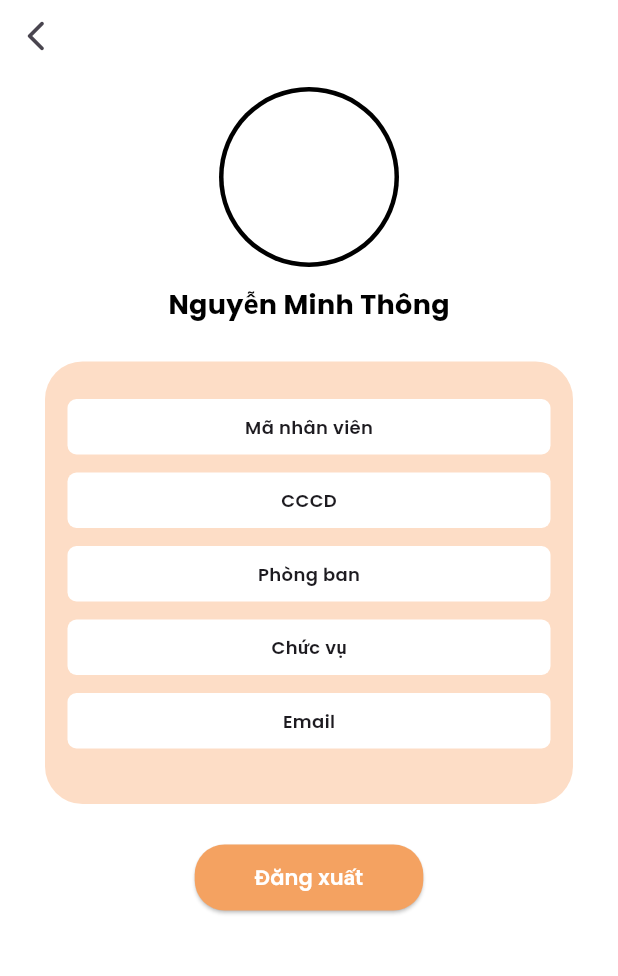
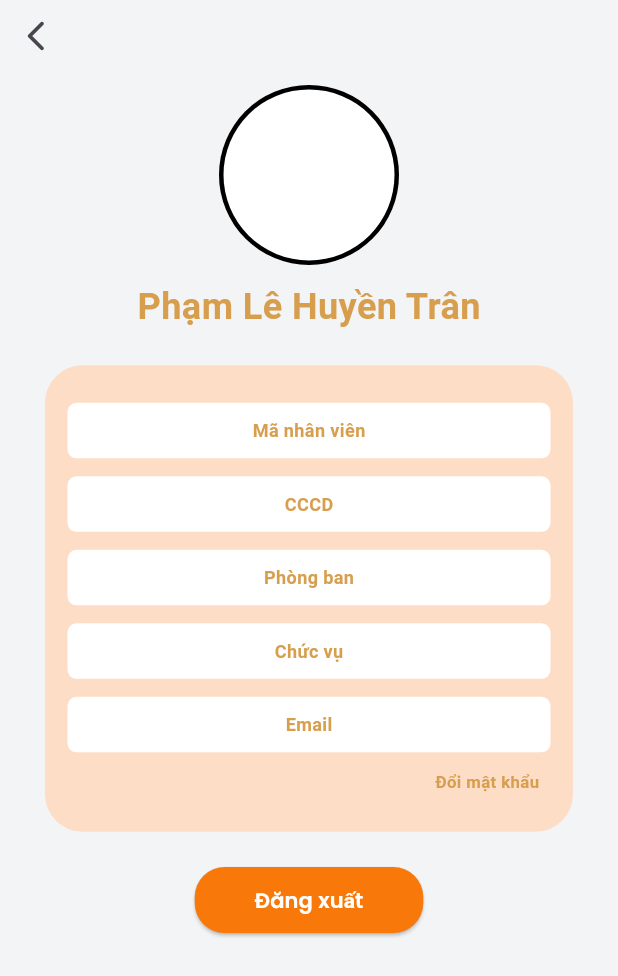
Before and after one commit to minhthongnt2610/TT_Nhom3, a Flutter app: the screen it shows after launch, on a phone screen of 412 x 824 dp. Shown: the top 976 px of the screen. Run offline on Flutter 3.47's test engine with Material 3 defaults, Android fonts, the phone set to English and light mode, and no system bars; our stand-ins replace google_fonts; Roboto replaces fonts that are missing (balooPaaji).

Commit message:
hoàn thành màn hình thông tin users

```diff
--- a/TimeTrack/lib/screens/common_screens/widgets/build_info_field.dart
+++ b/TimeTrack/lib/screens/common_screens/widgets/build_info_field.dart
@@ -1,5 +1,7 @@
 import 'package:flutter/material.dart';
 import 'package:google_fonts/google_fonts.dart';
+
+import '../../../contains/app_colors.dart';
 
 class BuildInfoField extends StatelessWidget {
   const BuildInfoField({super.key, required this.title});
@@ -7,6 +9,8 @@ class BuildInfoField extends StatelessWidget {
 
   @override
   Widget build(BuildContext context) {
+    int height = MediaQuery.of(context).size.height.toInt();
+
     return Padding(
       padding: const EdgeInsets.only(bottom: 12),
       child: Stack(
@@ -22,10 +26,12 @@ class BuildInfoField extends StatelessWidget {
             child: Center(
               child: Text(
                 title,
-                style: GoogleFonts.poppins(
-                  fontWeight: FontWeight.w600,
-                  fontSize: 12,
-                ),
+                style: TextStyle(
+                  fontWeight: FontWeight.w700,
+                  fontSize: 14 * height / 956,
+                  color: AppColors.hexD79E4E,
+                  fontFamily: 'balooPaaji',
+                )
               ),
             ),
           ),
--- a/TimeTrack/lib/screens/employee_screens/info_employee.dart
+++ b/TimeTrack/lib/screens/employee_screens/info_employee.dart
@@ -1,5 +1,6 @@
 import 'package:flutter/material.dart';
 import 'package:google_fonts/google_fonts.dart';
+import 'package:timetrack/contains/app_colors.dart';
 
 import '../common_screens/widgets/build_info_field.dart';
 
@@ -8,9 +9,11 @@ class InfoEmployee extends StatelessWidget {
 
   @override
   Widget build(BuildContext context) {
+    String name = 'Phạm Lê Huyền Trân';
     int height = MediaQuery.of(context).size.height.toInt();
+    int width = MediaQuery.of(context).size.width.toInt();
     return Scaffold(
-      backgroundColor: Colors.white,
+      backgroundColor: AppColors.backgroundColor,
       body: SafeArea(
         child: SingleChildScrollView(
           child: Column(
@@ -25,61 +28,83 @@ class InfoEmployee extends StatelessWidget {
                 ),
               ),
 
-              const SizedBox(height: 10),
+              SizedBox(height: 10 * height / 956),
               const CircleAvatar(
                 radius: 60,
                 backgroundColor: Colors.black,
-                child: CircleAvatar(
-                  radius: 57,
-                  backgroundColor: Colors.white,
-                ),
+                child: CircleAvatar(radius: 57, backgroundColor: Colors.white),
               ),
 
-              const SizedBox(height: 12),
+              SizedBox(height: 12 * height / 956),
 
               Text(
-                'Nguyễn Minh Thông',
-                style: GoogleFonts.poppins(
-                  fontSize: 18,
+                name,
+                style: TextStyle(
                   fontWeight: FontWeight.w700,
-                  color: Colors.black,
-                ),
+                  fontSize: 28 * height / 956,
+                  color: AppColors.hexD79E4E,
+                  fontFamily: 'balooPaaji',
+                )
               ),
 
-              const SizedBox(height: 25),
+              SizedBox(height: 25 * height / 956),
 
               Container(
                 margin: const EdgeInsets.symmetric(horizontal: 30),
-                padding: const EdgeInsets.symmetric(vertical: 25, horizontal: 15),
+                padding: const EdgeInsets.symmetric(
+                  vertical: 25,
+                  horizontal: 15,
+                ),
                 decoration: BoxDecoration(
                   color: const Color(0xFFFDDDC6),
                   borderRadius: BorderRadius.circular(25),
                 ),
                 child: Column(
                   children: [
-                    BuildInfoField( title: 'Mã nhân viên',),
-                    BuildInfoField( title: 'CCCD',),
-                    BuildInfoField( title: 'Phòng ban',),
-                    BuildInfoField( title: 'Chức vụ',),
-                    BuildInfoField( title: 'Email',),
+                    BuildInfoField(title: 'Mã nhân viên'),
+                    BuildInfoField(title: 'CCCD'),
+                    BuildInfoField(title: 'Phòng ban'),
+                    BuildInfoField(title: 'Chức vụ'),
+                    BuildInfoField(title: 'Email'),
+                    GestureDetector(
+                      onTap: () {
+                        debugPrint("Đổi mật khẩu");
+                      },
+                      child: Padding(
+                        padding:  EdgeInsets.only(right: 8.0 * width / 440),
+                        child: Align(
+                          alignment: Alignment.centerRight,
+                          child: Text(
+                            "Đổi mật khẩu",
+                            style: TextStyle(
+                              fontWeight: FontWeight.w700,
+                              fontSize: 13 * height / 956,
+                              color: AppColors.hexD79E4E,
+                              fontFamily: 'balooPaaji',
+                            )
+                          ),
+                        ),
+                      ),
+                    )
                   ],
                 ),
               ),
 
-              const SizedBox(height: 25),
+               SizedBox(height: 25 * height / 956),
 
-              // Nút đăng xuất
               ElevatedButton(
                 style: ElevatedButton.styleFrom(
-                  backgroundColor: const Color(0xFFF4A261),
+                  backgroundColor: AppColors.hexF8790A,
                   shape: RoundedRectangleBorder(
                     borderRadius: BorderRadius.circular(20),
                   ),
-                  padding:
-                  const EdgeInsets.symmetric(horizontal: 40, vertical: 12),
+                  padding: const EdgeInsets.symmetric(
+                    horizontal: 40,
+                    vertical: 12,
+                  ),
                 ),
                 onPressed: () {
-                  // Xử lý đăng xuất
+                  debugPrint('Đăng xuất');
                 },
                 child: Text(
                   'Đăng xuất',
@@ -95,5 +120,4 @@ class InfoEmployee extends StatelessWidget {
       ),
     );
   }
-
 }
```
